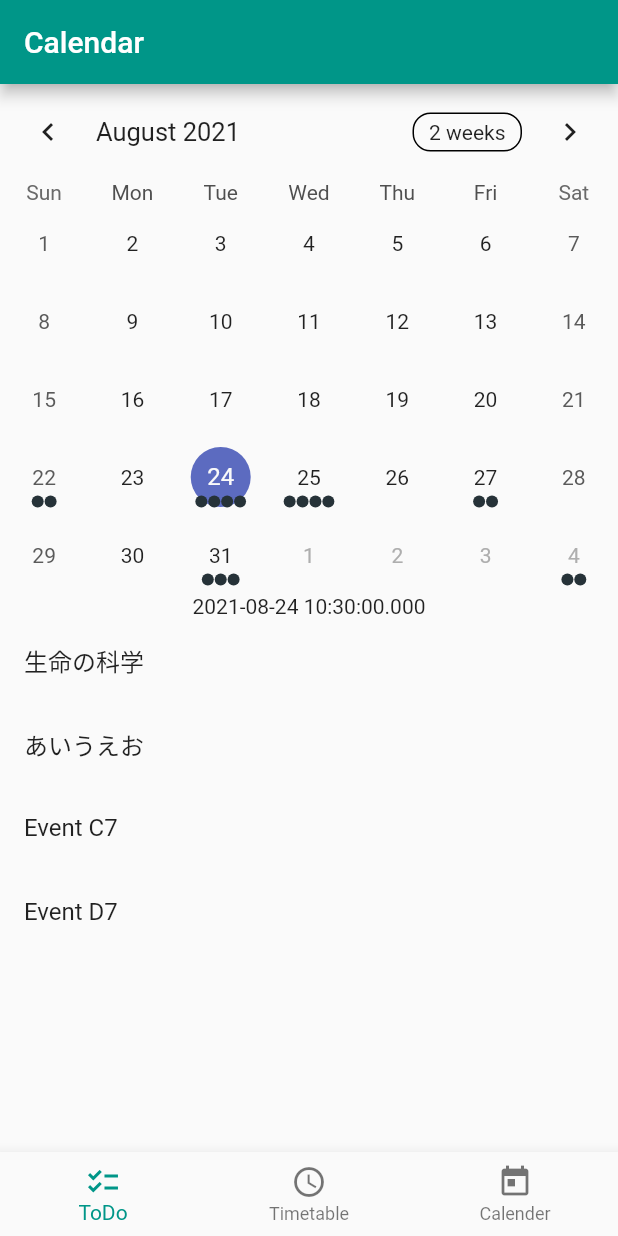
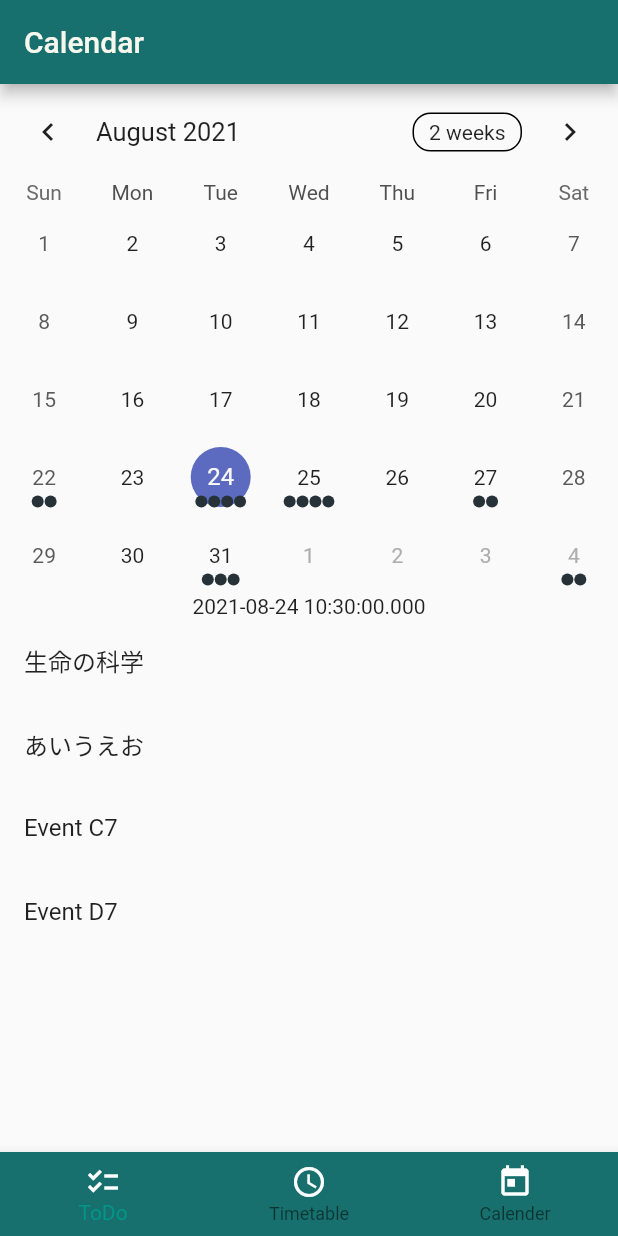
Before and after one commit to RisaNakai/rushMHR, a Flutter app: the screen it shows after launch, on a phone screen of 412 x 824 dp. Run offline on Flutter 3.47's test engine with Material 2 defaults, Android fonts, the phone set to English and light mode, and no system bars; drawn by our look-alikes of table_calendar.

Commit message:
create project.

```diff
--- /dev/null
+++ b/lib/calendar.dart
@@ -0,0 +1,133 @@
+import 'package:flutter/cupertino.dart';
+import 'package:flutter/material.dart';
+import 'package:flutter/rendering.dart';
+import 'dart:collection';
+import 'package:table_calendar/table_calendar.dart';
+
+class Calendar extends StatefulWidget{
+  @override
+  _CalendarState createState() => _CalendarState();
+}
+
+class _CalendarState extends State<Calendar>{
+  DateTime _focusedDay = DateTime.now();//今日の日付
+  CalendarFormat _calendarFormat = CalendarFormat.month;//デフォルトは月の表示
+  DateTime? _selectedDay;  //タップした日付に印がつく,?をつけるとnullになる
+  Map<DateTime, List> _eventsList = {};
+
+  int _selectedIndex = 0;
+
+  int getHashCode(DateTime key) {
+    return key.day * 1000000 + key.month * 10000 + key.year;
+  }
+
+  @override
+  void initState() {
+    super.initState();
+    _selectedDay = _focusedDay;
+    //サンプルのイベントリスト
+    _eventsList = {
+      //Duration(時間軸:期間);
+      DateTime.now().subtract(Duration(days: 2)): ['Event A6', 'Event B6'],
+      DateTime.now(): ['生命の科学', 'あいうえお', 'Event C7', 'Event D7'],
+      DateTime.now().add(Duration(days: 1)): [
+        'Event A8',
+        'Event B8',
+        'Event C8',
+        'Event D8'
+      ],
+      DateTime.now().add(Duration(days: 3)):
+      Set.from(['Event A9', 'Event A9', 'Event B9']).toList(),
+      DateTime.now().add(Duration(days: 7)): [
+        'Event A10',
+        'Event B10',
+        'Event C10'
+      ],
+      DateTime.now().add(Duration(days: 11)): ['Event A11', 'Event B11'],
+      DateTime.now().add(Duration(days: 17)): [
+        'Event A12',
+        'Event B12',
+        'Event C12',
+        'Event D12',
+      ],
+      DateTime.now().add(Duration(days: 22)): ['Event A13', 'Event B13'],
+      DateTime.now().add(Duration(days: 26)): [
+        'Event A14',
+        'Event B14',
+        'Event C14'
+      ],
+    };
+  }
+
+  void _onItemTapped(int index) {
+    setState(() {
+      _selectedIndex = index;
+    });
+  }
+
+  @override
+  Widget build(BuildContext context) {
+
+    final _events = LinkedHashMap<DateTime, List>(
+      equals: isSameDay,
+      hashCode: getHashCode,
+    )..addAll(_eventsList);
+
+    List _getEventForDay(DateTime day) {
+      return _events[day] ?? [];
+    }
+
+
+
+    return Scaffold(
+      body: Column(
+
+    children: <Widget>[
+
+    TableCalendar(
+        firstDay: DateTime.utc(2020, 1, 1),//一番最初の日付
+    lastDay: DateTime.utc(2030, 12, 31),//一番最後の日付
+    focusedDay: _focusedDay,//今日の日付
+    calendarFormat: _calendarFormat,
+
+    onFormatChanged: (format) {
+    if (_calendarFormat != format) {
+    setState(() {
+    _calendarFormat = format;
+    });
+    }
+    },
+
+
+    eventLoader: _getEventForDay,
+    selectedDayPredicate: (day) {      //タップした日付に印がつく
+    return isSameDay(_selectedDay, day);
+    },
+    onDaySelected: (selectedDay, focusedDay) {
+    if (!isSameDay(_selectedDay, selectedDay)) {
+    setState(() {
+    _selectedDay = selectedDay;
+    _focusedDay = focusedDay;
+    });
+    _getEventForDay(selectedDay);
+    }
+    },
+
+
+    ),
+    Text("$_selectedDay"),
+    ListView(
+    shrinkWrap: true,
+    children: _getEventForDay(_selectedDay!)
+        .map((event) => ListTile(
+    title: Text(event.toString()),
+    ))
+        .toList(),
+    ),
+    ],
+    ),
+    );
+
+
+  }
+}
--- a/lib/main.dart
+++ b/lib/main.dart
@@ -1,8 +1,8 @@
-import 'dart:collection';
 
 import 'package:flutter/cupertino.dart';
 import 'package:flutter/material.dart';
-import 'package:table_calendar/table_calendar.dart';
+
+import 'calendar.dart';
 
 void main() {
   runApp(MyApp());
@@ -33,137 +33,41 @@ class MyHomePage extends StatefulWidget {
 }
 
 class _MyHomePageState extends State<MyHomePage> {
-  DateTime _focusedDay = DateTime.now();
-  CalendarFormat _calendarFormat = CalendarFormat.month;
-  DateTime? _selectedDay;  //タップした日付に印がつく
-  Map<DateTime, List> _eventsList = {};
-
-
-  int getHashCode(DateTime key) {
-    return key.day * 1000000 + key.month * 10000 + key.year;
-  }
-
-  @override
-  void initState() {
-    super.initState();
-    _selectedDay = _focusedDay;
-    //サンプルのイベントリスト
-    _eventsList = {
-      DateTime.now().subtract(Duration(days: 2)): ['Event A6', 'Event B6'],
-      DateTime.now(): ['生命の科学', 'あいうえお', 'Event C7', 'Event D7'],
-      DateTime.now().add(Duration(days: 1)): [
-        'Event A8',
-        'Event B8',
-        'Event C8',
-        'Event D8'
-      ],
-      DateTime.now().add(Duration(days: 3)):
-      Set.from(['Event A9', 'Event A9', 'Event B9']).toList(),
-      DateTime.now().add(Duration(days: 7)): [
-        'Event A10',
-        'Event B10',
-        'Event C10'
-      ],
-      DateTime.now().add(Duration(days: 11)): ['Event A11', 'Event B11'],
-      DateTime.now().add(Duration(days: 17)): [
-        'Event A12',
-        'Event B12',
-        'Event C12',
-        'Event D12',
-      ],
-      DateTime.now().add(Duration(days: 22)): ['Event A13', 'Event B13'],
-      DateTime.now().add(Duration(days: 26)): [
-        'Event A14',
-        'Event B14',
-        'Event C14'
-      ],
-    };
-  }
 
   @override
   Widget build(BuildContext context) {
+    return Scaffold(
 
-    final _events = LinkedHashMap<DateTime, List>(
-      equals: isSameDay,
-      hashCode: getHashCode,
-    )..addAll(_eventsList);
+      appBar: AppBar(
+        title: Text('Calendar',style:TextStyle(color:Color(0xFFF7F7EE))),
+          backgroundColor:Color(0xFF17706E),
+      ),
 
-    List _getEventForDay(DateTime day) {
-      return _events[day] ?? [];
-    }
+       body: Center(
+         child:(
+          Calendar()
+       ),
 
-
-    return Scaffold(
-      appBar: AppBar(
-        title: Text(widget.title),
-      ),
+       ),
 
       bottomNavigationBar: BottomNavigationBar(
         items: const <BottomNavigationBarItem>[
           BottomNavigationBarItem(
-            icon: Icon(Icons.checklist),
+            icon: Icon(Icons.checklist,color:Colors.white),
             label: 'ToDo',
-            backgroundColor: Colors.teal,
           ),
           BottomNavigationBarItem(
-            icon: Icon(Icons.access_time_outlined),
+            icon: Icon(Icons.access_time_outlined,color:Colors.white),
             label: 'Timetable',
-            backgroundColor: Colors.teal,
           ),
           BottomNavigationBarItem(
-            icon: Icon(Icons.today),
+            icon: Icon(Icons.today,color:Colors.white),
             label: 'Calender',
-            backgroundColor: Colors.teal,
           ),
         ],
-      ),
-
-      body: Column(
-        children: <Widget>[
-
-          TableCalendar(
-            firstDay: DateTime.utc(2020, 1, 1),//一番最初の日付
-            lastDay: DateTime.utc(2030, 12, 31),//一番最後の日付
-            focusedDay: _focusedDay,//今日の日付
-            calendarFormat: _calendarFormat,
-
-            onFormatChanged: (format) {
-              if (_calendarFormat != format) {
-                setState(() {
-                  _calendarFormat = format;
-                });
-              }
-            },
-
-
-            eventLoader: _getEventForDay,
-            selectedDayPredicate: (day) {      //タップした日付に印がつく
-              return isSameDay(_selectedDay, day);
-            },
-            onDaySelected: (selectedDay, focusedDay) {
-              if (!isSameDay(_selectedDay, selectedDay)) {
-                setState(() {
-                  _selectedDay = selectedDay;
-                  _focusedDay = focusedDay;
-                });
-                _getEventForDay(selectedDay);
-              }
-            },
-
-
-
-          ),
-          Text("$_selectedDay"),
-          ListView(
-            shrinkWrap: true,
-            children: _getEventForDay(_selectedDay!)
-                .map((event) => ListTile(
-              title: Text(event.toString()),
-            ))
-                .toList(),
-          ),
-
-        ],
+        backgroundColor: Color(0xFF17706E),
+       // currentIndex: _selectedIndex,
+        //onTap: _onItemTapped,
       ),
     );
   }
```
Also changed, not shown: 7 other files.
